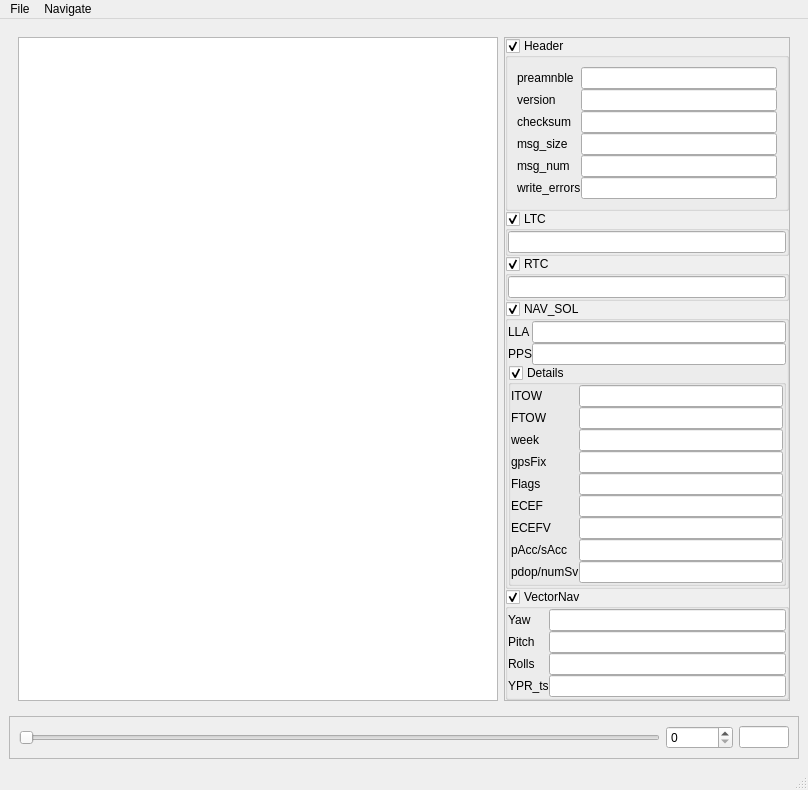
Old version of the form scripts/kbb_viewer.ui in the repository naniBox/kuroBox.
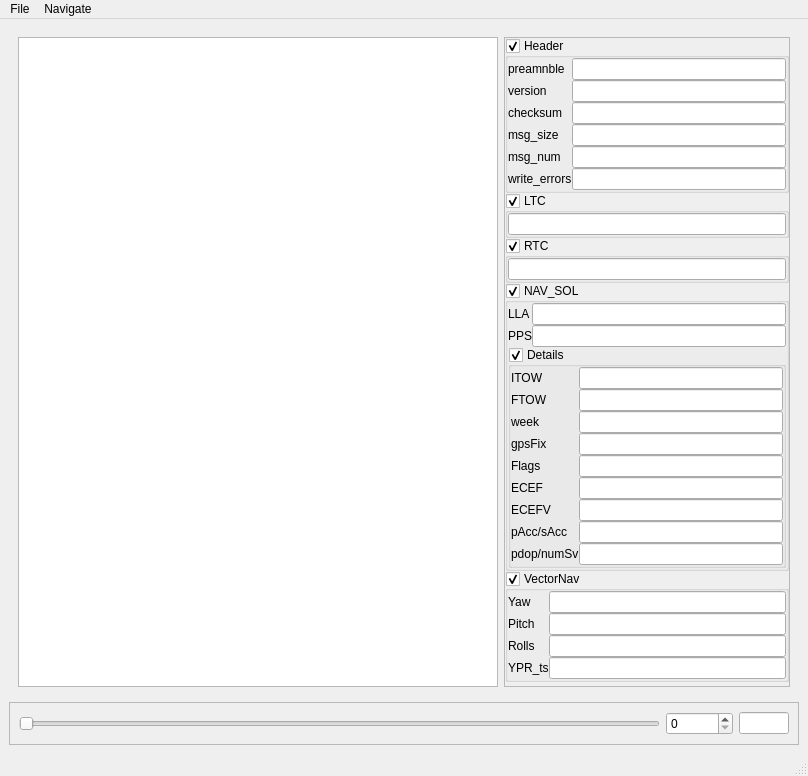
New version of the form.

Diff of the .ui file:
```diff
--- a/scripts/kbb_viewer.ui
+++ b/scripts/kbb_viewer.ui
@@ -69,6 +69,12 @@
              <bool>true</bool>
             </property>
             <layout class="QVBoxLayout" name="verticalLayout_3">
+             <property name="spacing">
+              <number>0</number>
+             </property>
+             <property name="margin">
+              <number>0</number>
+             </property>
              <item>
               <widget class="QWidget" name="widget_2" native="true">
                <layout class="QFormLayout" name="formLayout">
```
